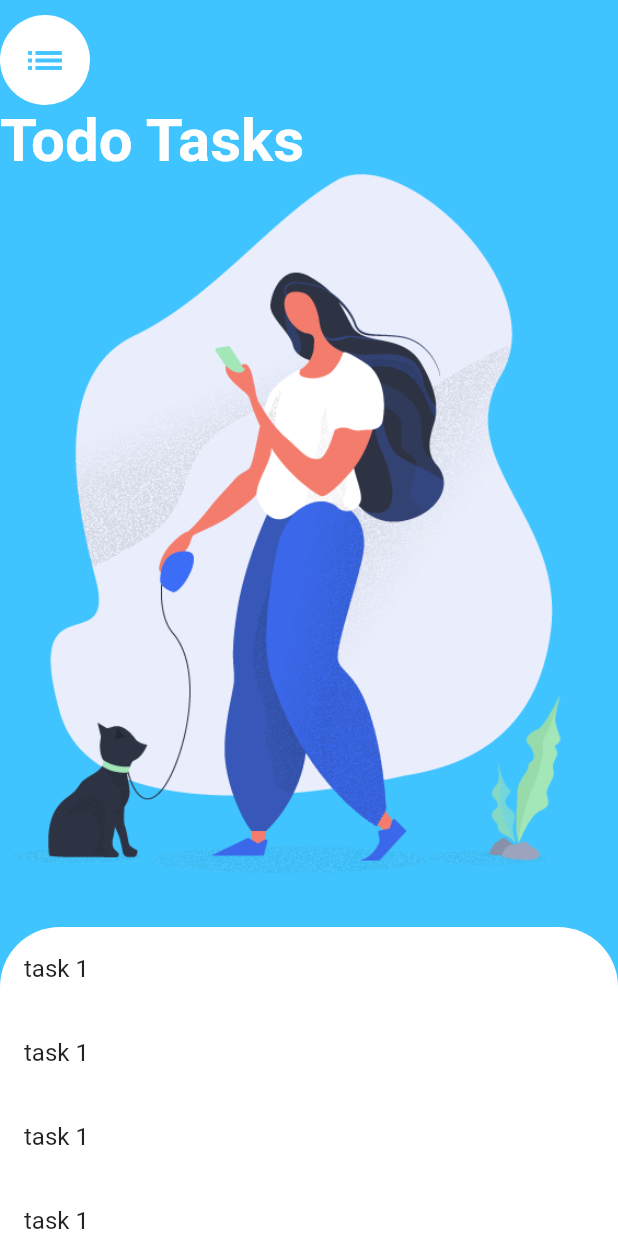
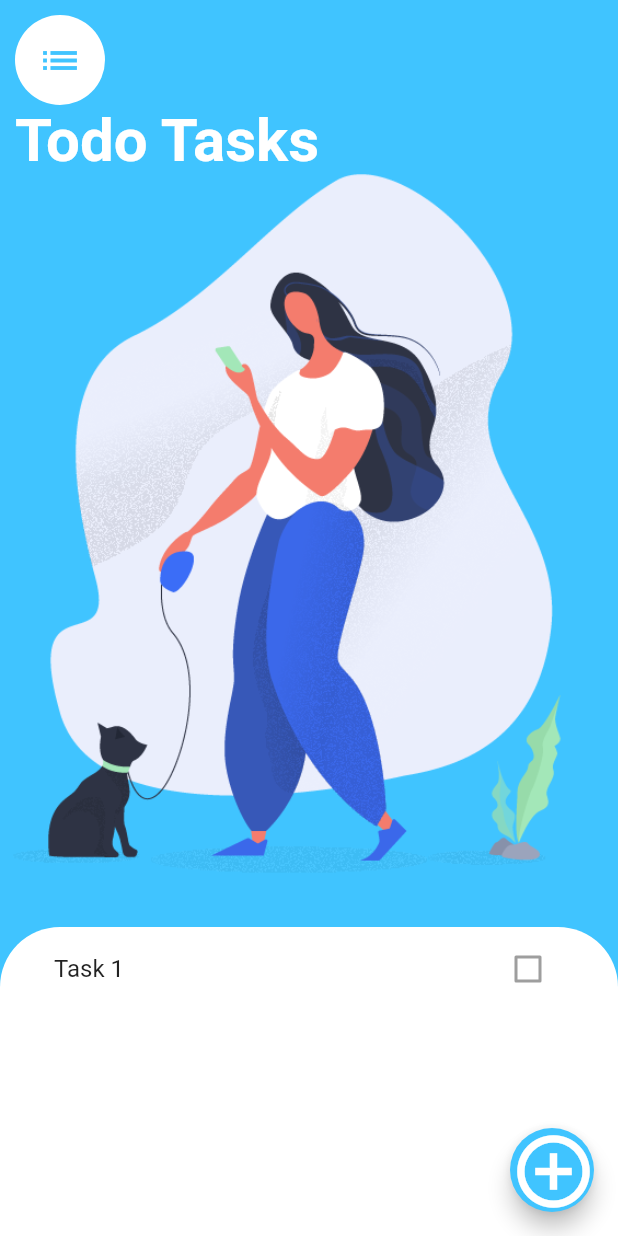
Before and after one commit to developer-akshay/Todo_Tasks, a Flutter app: the screen it shows after launch, on a phone screen of 412 x 824 dp. Run offline on Flutter 3.47's test engine with Material 2 defaults, Android fonts, the phone set to English and light mode, and no system bars.

Commit message:
minor tweeks

```diff
--- a/lib/screens/tasks_screen.dart
+++ b/lib/screens/tasks_screen.dart
@@ -5,6 +5,14 @@ class TaskScreen extends StatelessWidget {
   Widget build(BuildContext context) {
     return Scaffold(
       backgroundColor: Colors.lightBlueAccent,
+      floatingActionButton: FloatingActionButton(
+        backgroundColor: Colors.lightBlueAccent,
+        child: Icon(
+          Icons.add_circle_outline,
+          color:Colors.white,
+          size: 58.0,
+        ),
+      ),
       body: Container(
         // padding: EdgeInsets.only(top:40.0,left:30.0,right:30.0,bottom:30.0),
               child: SafeArea(
@@ -18,7 +26,7 @@ class TaskScreen extends StatelessWidget {
                     ),
                     Positioned(
                       top: 10.0 ,
-                      left:0.0,
+                      left:10.0,
                             child: CircleAvatar(
                               child: Icon(
                                 Icons.list,
@@ -31,7 +39,7 @@ class TaskScreen extends StatelessWidget {
                     ),
                     Positioned(
                       top: 70.0 ,
-                      left:0.0,
+                      left:10.0,
                             child: Text(
                               'Todo Tasks',
                               style: TextStyle(
@@ -44,10 +52,11 @@ class TaskScreen extends StatelessWidget {
 
                   DraggableScrollableSheet(
                     initialChildSize: 0.25,
-                    minChildSize: 0.1,
+                    minChildSize: 0.2,
                     maxChildSize: 0.5,
                     builder: (BuildContext context , myscrollController){
                       return Container(
+                        padding: EdgeInsets.symmetric(horizontal:20.0),
                         decoration: BoxDecoration(
                           color:Colors.white,
                           borderRadius: BorderRadius.only(
@@ -55,14 +64,26 @@ class TaskScreen extends StatelessWidget {
                             topRight:Radius.circular(40),
                           ),
                         ),
-                        child: ListView.builder(
+                        //when you want to make list and copy title to rest of list this is used
+                        // child: ListView.builder(
+                        //   controller: myscrollController,
+
+                        //   itemBuilder: (context,index){
+                        //     return ListTile(
+                        //       title: Text('task 1'),
+                        //     );
+                        //   },
+                        // ),
+                        child: ListView(
                           controller: myscrollController,
-
-                          itemBuilder: (context,index){
-                            return ListTile(
-                              title: Text('task 1'),
-                            );
-                          },
+                          children: <Widget>[
+                            ListTile(
+                              title: Text('Task 1'),
+                              trailing: Checkbox(
+                                value: false,
+                                ),
+                            ),
+                          ],
                         ),
                       );
 
```
